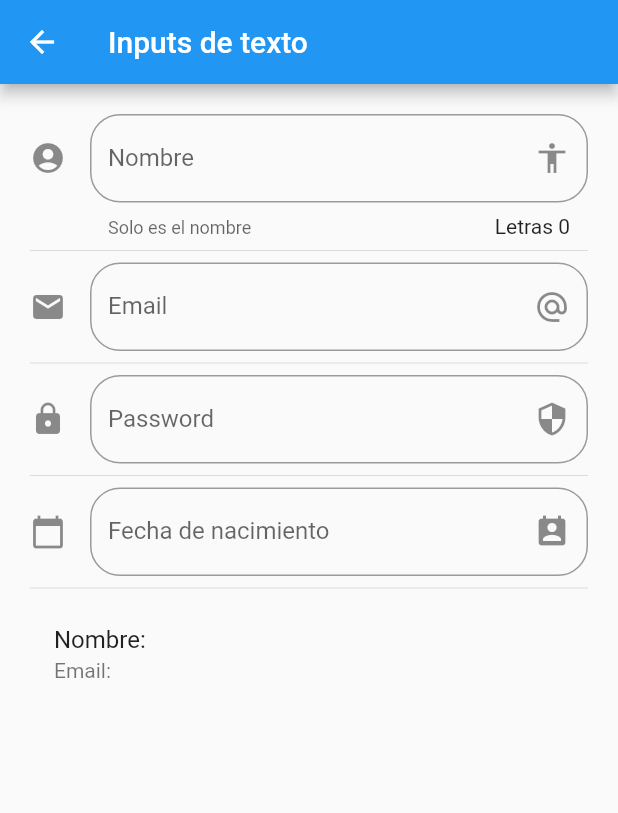
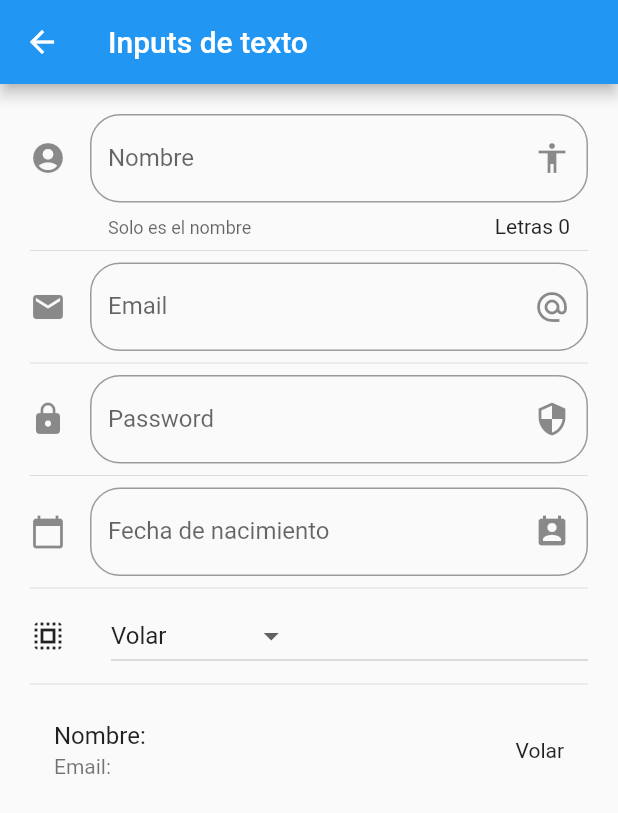
Before and after one commit to kvncont/componentes, a Flutter app: the InputPage screen opened by its route, on a phone screen of 412 x 824 dp. Shown: the top 813 px of the screen. Run offline on Flutter 3.47's test engine with Material 2 defaults, Android fonts, the phone set to English and light mode, and no system bars.

Commit message:
Inputs and Sliders

```diff
--- a/data/menu_opts.json
+++ b/data/menu_opts.json
@@ -25,6 +25,11 @@
             "ruta" : "inputs",
             "icon" : "input",
             "texto": "Inputs"
+        },
+        {
+            "ruta" : "slider",
+            "icon" : "slider",
+            "texto": "Sliders - Checks"
         }
     ]
 }
--- a/lib/src/pages/home_pages.dart
+++ b/lib/src/pages/home_pages.dart
@@ -1,7 +1,6 @@
 import 'package:flutter/material.dart';
 
 import 'package:componentes/src/utils/icon_string_util.dart';
-import 'package:componentes/src/pages/alert_pages.dart';
 import 'package:componentes/src/providers/menu_provider.dart';
 
 class HomePage extends StatelessWidget {
--- a/lib/src/pages/input_page.dart
+++ b/lib/src/pages/input_page.dart
@@ -13,6 +13,9 @@ class _InputPageState extends State<InputPage> {
   String _email = '';
   String _password = '';
   String _fecha = '';
+
+  String _opcionSeleccionada = 'Volar';
+  List<String> _poderes = ['Volar', 'Rayos X', 'Super Aliento', 'Super Fuerza'];
 
   TextEditingController _inputFieldDateController = new TextEditingController();
 
@@ -32,6 +35,8 @@ class _InputPageState extends State<InputPage> {
           _crearPassword(),
           Divider(),
            _crearFecha(context),
+          Divider(),
+            _crearDropdown(),
           Divider(),
           _crearPersona(),
         ],
@@ -67,6 +72,7 @@ class _InputPageState extends State<InputPage> {
     return ListTile(
       title: Text('Nombre: $_nombre'),
       subtitle: Text('Email: $_email'),
+      trailing: Text(_opcionSeleccionada),
     );
   }
 
@@ -152,4 +158,37 @@ class _InputPageState extends State<InputPage> {
     }
 
   }
+
+  List<DropdownMenuItem<String>> getOpcionesDropdown() {
+    List<DropdownMenuItem<String>> lista  = new List();
+
+    _poderes.forEach((poder){
+      lista.add(DropdownMenuItem(
+        child: Text(poder),
+        value: poder,
+      ));
+    });
+
+    return lista;
+  }
+
+  Widget _crearDropdown() {
+    return Row(
+      children: <Widget>[
+        Icon(Icons.select_all),
+        SizedBox(width: 30.0,),
+        Expanded(
+          child: DropdownButton(
+            items: getOpcionesDropdown(),
+            value: _opcionSeleccionada,
+            onChanged: (opt){
+              setState(() {
+                _opcionSeleccionada = opt;
+              });
+            }
+          ),
+        ),
+      ],
+    );
+  }
 }
--- a/lib/src/routes/routes.dart
+++ b/lib/src/routes/routes.dart
@@ -6,6 +6,7 @@ import 'package:componentes/src/pages/avatar_page.dart';
 import 'package:componentes/src/pages/card_pages.dart';
 import 'package:componentes/src/pages/home_pages.dart';
 import 'package:componentes/src/pages/input_page.dart';
+import 'package:componentes/src/pages/slider_page.dart';
 
 
 Map<String, WidgetBuilder> getApplicationRoutes() {
@@ -15,6 +16,7 @@ Map<String, WidgetBuilder> getApplicationRoutes() {
     'avatar' : (BuildContext context) => AvatarPage(),
     'card': (BuildContext context) => CardPage(),
     'animatedContainer': (BuildContext context) => AnimatedContainerPage(),
-    'inputs' : (BuildContext context) => InputPage()
+    'inputs' : (BuildContext context) => InputPage(),
+    'slider': (BuildContext context) => SliderPage(),
   };
 }
--- a/lib/src/utils/icon_string_util.dart
+++ b/lib/src/utils/icon_string_util.dart
@@ -6,9 +6,10 @@ final _icons = <String, IconData>{
   'folder_open': Icons.folder_open,
   'donut_large': Icons.donut_large,
   'input': Icons.input,
+  'slider': Icons.tune,
+  'list': Icons.list,
 };
 
 Icon getIcont(String nombreIcono) {
-
   return Icon(_icons[nombreIcono], color: Colors.blue);
 }
```
Also changed, not shown: lib/src/pages/slider_page.dart (added, +98 -0 lines).
